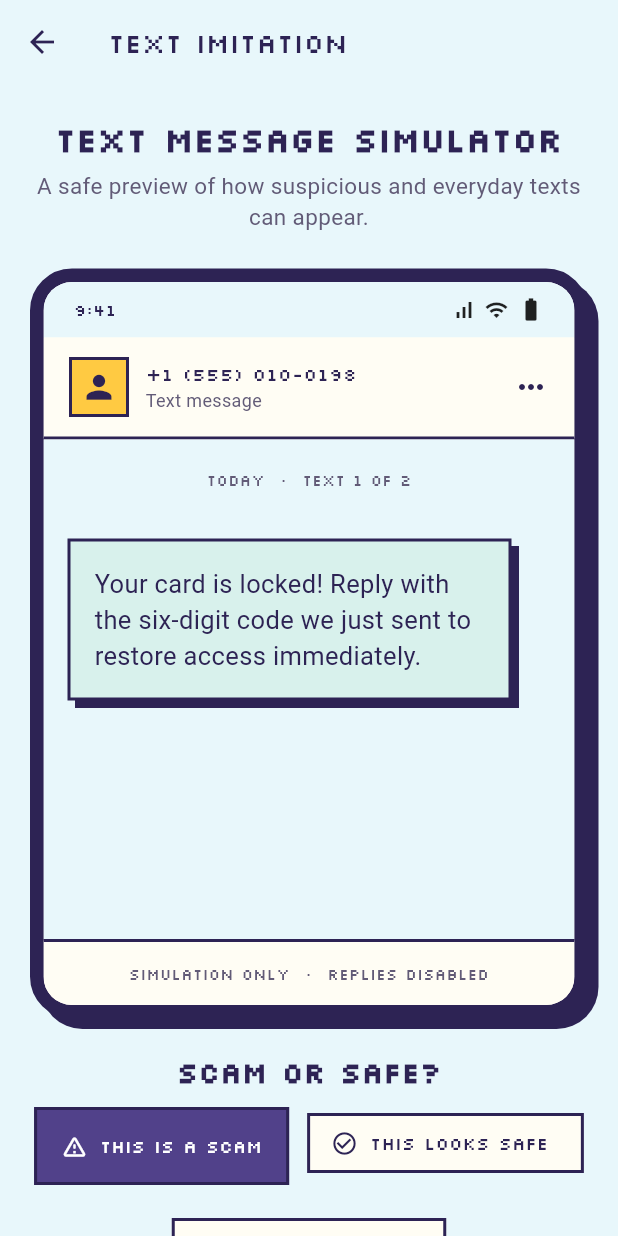
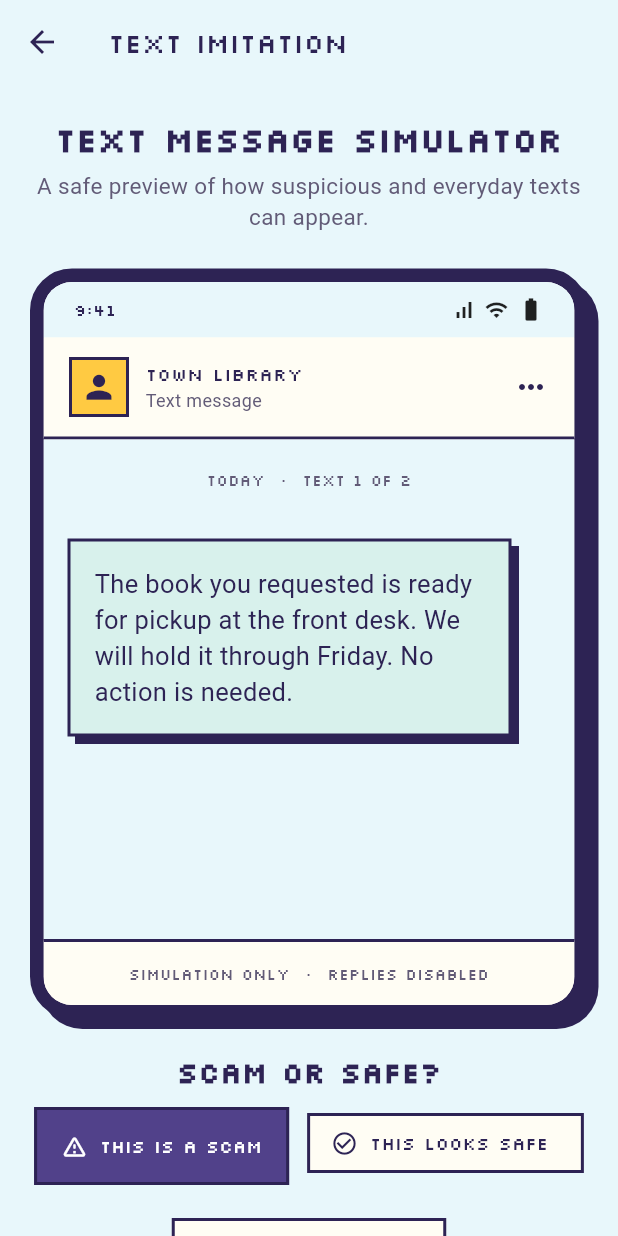
Before and after one commit to Blzzxrd/scamshield, a Flutter app: the TextSimulationPage screen opened directly with empty values, on a phone screen of 412 x 824 dp. Run offline on Flutter 3.47's test engine with Material 3 defaults, Android fonts, the phone set to English and light mode, and no system bars; our stand-ins replace flutter_tts, shared_preferences; accounts and stored records are empty.

Commit message:
modulairzing aura

```diff
--- a/lib/data/content.dart
+++ b/lib/data/content.dart
@@ -1,3 +1,6 @@
+import 'dart:convert';
+import 'package:flutter/services.dart';
+
 class QuizQuestion {
   const QuizQuestion({
     required this.prompt,
@@ -10,6 +13,15 @@ class QuizQuestion {
   final List<String> answers;
   final int correctIndex;
   final String explanation;
+
+  factory QuizQuestion.fromJson(Map<String, dynamic> json) {
+    return QuizQuestion(
+      prompt: json['prompt'] as String,
+      answers: List<String>.from(json['answers']),
+      correctIndex: json['correctIndex'] as int,
+      explanation: json['explanation'] as String,
+    );
+  }
 }
 
 class Lesson {
@@ -28,6 +40,22 @@ class Lesson {
   final String description;
   final String example;
   final List<QuizQuestion> questions;
+
+  factory Lesson.fromJson(Map<String, dynamic> json) {
+    var questionList = json['questions'] as List;
+    List<QuizQuestion> parsedQuestions = questionList
+        .map((q) => QuizQuestion.fromJson(q as Map<String, dynamic>))
+        .toList();
+
+    return Lesson(
+      id: json['id'] as String,
+      title: json['title'] as String,
+      eyebrow: json['eyebrow'] as String,
+      description: json['description'] as String,
+      example: json['example'] as String,
+      questions: parsedQuestions,
+    );
+  }
 }
 
 class PracticeMessage {
@@ -48,142 +76,62 @@ class PracticeMessage {
   final String body;
   final bool isScam;
   final String explanation;
+
+  factory PracticeMessage.fromJson(Map<String, dynamic> json) {
+    return PracticeMessage(
+      id: json['id'] as String,
+      channel: json['channel'] as String,
+      sender: json['sender'] as String,
+      subject: json['subject'] as String,
+      body: json['body'] as String,
+      isScam: json['isScam'] as bool,
+      explanation: json['explanation'] as String,
+    );
+  }
 }
 
-const lessons = <Lesson>[
-  Lesson(
-    id: 'basics',
-    title: 'Spot the warning signs',
-    eyebrow: 'LESSON 01 · 3 MIN',
-    description:
-        'Scammers often create urgency so you act before you think. Pause, check who contacted you, and use a trusted way to verify their story.',
-    example:
-        '“Your account will close in 10 minutes. Send the one-time code now.” A real support agent should not ask you to share that code.',
-    questions: [
-      QuizQuestion(
-        prompt:
-            'A message says you must act in 10 minutes. What should you do first?',
-        answers: [
-          'Tap its link',
-          'Pause and verify independently',
-          'Reply with your password',
-        ],
-        correctIndex: 1,
-        explanation:
-            'Urgency is a common tactic. Use an official app or a number you already trust.',
-      ),
-      QuizQuestion(
-        prompt:
-            'Someone claiming to be support asks for your one-time login code. Is that safe?',
-        answers: [
-          'Yes, if they sound professional',
-          'Only by text',
-          'No, never share the code',
-        ],
-        correctIndex: 2,
-        explanation:
-            'One-time codes protect your account. A caller can use them to sign in as you.',
-      ),
-      QuizQuestion(
-        prompt: 'Which clue deserves a closer look?',
-        answers: [
-          'A request for gift cards',
-          'A familiar company logo',
-          'A polite greeting',
-        ],
-        correctIndex: 0,
-        explanation:
-            'Gift cards and unusual payment methods are strong warning signs.',
-      ),
-    ],
-  ),
-  Lesson(
-    id: 'phishing',
-    title: 'Read an email like a detective',
-    eyebrow: 'LESSON 02 · 4 MIN',
-    description:
-        'A phishing email may copy a brand, but its sender address, link, or request can reveal the trick. Check the details before you click.',
-    example:
-        '“Delivery failed. Pay \$1.95 at parcel-help.example to reschedule.” If you did not expect a package, check the carrier directly.',
-    questions: [
-      QuizQuestion(
-        prompt:
-            'A delivery email asks for a small fee. What is the safest check?',
-        answers: [
-          'Open the email link',
-          'Use the carrier’s official app',
-          'Send card details by reply',
-        ],
-        correctIndex: 1,
-        explanation:
-            'Open a trusted app or type the known address yourself. Do not rely on the message link.',
-      ),
-      QuizQuestion(
-        prompt: 'Which detail can expose an impersonator?',
-        answers: ['Sender address', 'Brand colors', 'A large logo'],
-        correctIndex: 0,
-        explanation:
-            'A familiar design is easy to copy. Inspect the actual sender address.',
-      ),
-      QuizQuestion(
-        prompt:
-            'The email asks you to download an unexpected invoice. What now?',
-        answers: [
-          'Open it immediately',
-          'Forward it to friends',
-          'Verify with the sender another way',
-        ],
-        correctIndex: 2,
-        explanation:
-            'Unexpected attachments can be harmful. Contact the sender through a known channel.',
-      ),
-    ],
-  ),
-];
+class ContentLoader {
+  // Dynamically load all lesson JSON files from the assets/lessons/ folder
+  static Future<List<Lesson>> loadLessons() async {
+    final AssetManifest assetManifest =
+        await AssetManifest.loadFromAssetBundle(rootBundle);
 
-const practiceMessages = <PracticeMessage>[
-  PracticeMessage(
-    id: 'parcel',
-    channel: 'Email',
-    sender: 'Delivery Team <alerts@parcel-update.example>',
-    subject: 'Action required: missed delivery',
-    body:
-        'We could not deliver your parcel. Pay a \$1.95 rescheduling fee within 30 minutes to avoid return to sender.',
-    isScam: true,
-    explanation:
-        'The urgent deadline, unexpected fee, and unfamiliar sender domain are warning signs. Check delivery status in the carrier’s official app.',
-  ),
-  PracticeMessage(
-    id: 'library',
-    channel: 'Text',
-    sender: 'Town Library',
-    subject: 'Your hold is ready',
-    body:
-        'The book you requested is ready for pickup at the front desk. We will hold it through Friday. No action is needed.',
-    isScam: false,
-    explanation:
-        'This message matches a request you made and asks for no payment, code, or link click. If unsure, call the library using its public number.',
-  ),
-  PracticeMessage(
-    id: 'bank',
-    channel: 'Text',
-    sender: '+1 (555) 010-0198',
-    subject: 'Account alert',
-    body:
-        'Your card is locked! Reply with the six-digit code we just sent to restore access immediately.',
-    isScam: true,
-    explanation:
-        'Never share a one-time code. Open your bank’s official app or call the number on your card to check the account.',
-  ),
-  PracticeMessage(
-    id: 'appointment',
-    channel: 'Email',
-    sender: 'Community Center <hello@community-center.example>',
-    subject: 'Reminder: workshop tomorrow',
-    body:
-        'Thanks for registering for the safety workshop. It begins tomorrow at 10 AM. Bring your registration confirmation to the front desk.',
-    isScam: false,
-    explanation:
-        'This is a routine reminder without a payment or secret-code request. You can confirm it using your original registration if needed.',
-  ),
-];
+    // Filter asset keys belonging to the lessons folder
+    final List<String> lessonKeys = assetManifest
+        .listAssets()
+        .where((String key) =>
+            key.startsWith('assets/lessons/') && key.endsWith('.json'))
+        .toList();
+
+    List<Lesson> lessons = [];
+    for (String key in lessonKeys) {
+      final String jsonString = await rootBundle.loadString(key);
+      final Map<String, dynamic> jsonData = json.decode(jsonString);
+      lessons.add(Lesson.fromJson(jsonData));
+    }
+
+    return lessons;
+  }
+
+  // Dynamically load all practice message JSON files from the assets/practice_messages/ folder
+  static Future<List<PracticeMessage>> loadPracticeMessages() async {
+    final AssetManifest assetManifest =
+        await AssetManifest.loadFromAssetBundle(rootBundle);
+
+    final List<String> messageKeys = assetManifest
+        .listAssets()
+        .where((String key) =>
+            key.startsWith('assets/practice_messages/') &&
+            key.endsWith('.json'))
+        .toList();
+
+    List<PracticeMessage> messages = [];
+    for (String key in messageKeys) {
+      final String jsonString = await rootBundle.loadString(key);
+      final Map<String, dynamic> jsonData = json.decode(jsonString);
+      messages.add(PracticeMessage.fromJson(jsonData));
+    }
+
+    return messages;
+  }
+}
--- a/lib/screens/text_simulation_page.dart
+++ b/lib/screens/text_simulation_page.dart
@@ -21,12 +21,9 @@ class TextSimulationPage extends StatefulWidget {
 }
 
 class _TextSimulationPageState extends State<TextSimulationPage> {
-  final List<PracticeMessage> _texts = practiceMessages
-      .where((message) => message.channel == 'Text')
-      .toList()
-      .reversed
-      .toList();
+  late Future<List<PracticeMessage>> _messagesFuture;
 
+  List<PracticeMessage>? _texts;
   int _index = 0;
   bool _arriving = false;
   bool? _answer;
@@ -35,18 +32,34 @@ class _TextSimulationPageState extends State<TextSimulationPage> {
   Timer? _arrivalTimer;
 
   @override
+  void initState() {
+    super.initState();
+    _messagesFuture = ContentLoader.loadPracticeMessages().then((messages) {
+      final filtered = messages
+          .where((message) => message.channel == 'Text')
+          .toList()
+          .reversed
+          .toList();
+      setState(() {
+        _texts = filtered;
+      });
+      return filtered;
+    });
+  }
+
+  @override
   void dispose() {
     _arrivalTimer?.cancel();
     super.dispose();
   }
 
   void _showNextText() {
-    if (_arriving) return;
+    if (_arriving || _texts == null || _texts!.isEmpty) return;
     setState(() => _arriving = true);
     _arrivalTimer = Timer(const Duration(milliseconds: 650), () {
       if (!mounted) return;
       setState(() {
-        _index = (_index + 1) % _texts.length;
+        _index = (_index + 1) % _texts!.length;
         _arriving = false;
         _answer = null;
         _earnedXp = 0;
@@ -68,14 +81,28 @@ class _TextSimulationPageState extends State<TextSimulationPage> {
 
   @override
   Widget build(BuildContext context) {
-    final message = _texts[_index];
     final width = MediaQuery.sizeOf(context).width;
-    final correct = _answer == message.isScam;
 
     return Scaffold(
       appBar: AppBar(title: const Text('Text imitation')),
       body: SafeArea(
-        child: SingleChildScrollView(
+        child: FutureBuilder<List<PracticeMessage>>(
+          future: _messagesFuture,
+          builder: (context, snapshot) {
+            if (snapshot.connectionState == ConnectionState.waiting) {
+              return const Center(child: CircularProgressIndicator());
+            } else if (snapshot.hasError) {
+              return Center(
+                child: Text('Error loading messages: ${snapshot.error}'),
+              );
+            } else if (_texts == null || _texts!.isEmpty) {
+              return const Center(child: Text('No text messages available.'));
+            }
+
+            final message = _texts![_index];
+            final correct = _answer == message.isScam;
+
+            return SingleChildScrollView(
               child: Center(
                 child: ConstrainedBox(
                   constraints: const BoxConstraints(maxWidth: 860),
@@ -99,7 +126,7 @@ class _TextSimulationPageState extends State<TextSimulationPage> {
                           message: message,
                           arriving: _arriving,
                           number: _index + 1,
-                      total: _texts.length,
+                          total: _texts!.length,
                         ),
                         const SizedBox(height: 25),
                         Text('SCAM OR SAFE?', style: pixelHeading(19)),
@@ -130,7 +157,8 @@ class _TextSimulationPageState extends State<TextSimulationPage> {
                           Container(
                             width: 390,
                             padding: const EdgeInsets.all(17),
-                        decoration: pixelPanel(correct ? pixelMint : pixelGold),
+                            decoration:
+                                pixelPanel(correct ? pixelMint : pixelGold),
                             child: Column(
                               crossAxisAlignment: CrossAxisAlignment.start,
                               children: [
@@ -145,11 +173,13 @@ class _TextSimulationPageState extends State<TextSimulationPage> {
                                   correct
                                       ? message.explanation
                                       : 'This one is ${message.isScam ? 'a scam' : 'legitimate'}. ${message.explanation} You can use that clue on the next text.',
-                              style: const TextStyle(fontSize: 15, height: 1.4),
+                                  style: const TextStyle(
+                                      fontSize: 15, height: 1.4),
                                 ),
                                 if (_earnedXp > 0) ...[
                                   const SizedBox(height: 10),
-                              Text('+$_earnedXp XP', style: pixelHeading(13)),
+                                  Text('+$_earnedXp XP',
+                                      style: pixelHeading(13)),
                                 ] else if (_replayed) ...[
                                   const SizedBox(height: 10),
                                   const Text(
@@ -176,6 +206,8 @@ class _TextSimulationPageState extends State<TextSimulationPage> {
                   ),
                 ),
               ),
+            );
+          },
         ),
       ),
     );
--- a/pubspec.yaml
+++ b/pubspec.yaml
@@ -4,7 +4,7 @@ publish_to: none
 version: 0.1.0+1
 
 environment:
-  sdk: '>=3.4.0 <4.0.0'
+  sdk: ">=3.4.0 <4.0.0"
 
 dependencies:
   flutter:
@@ -18,6 +18,9 @@ dev_dependencies:
   flutter_lints: ^5.0.0
 
 flutter:
+  assets:
+    - assets/lessons
+    - assets/practice_messages
   uses-material-design: true
   fonts:
     - family: Silkscreen
```
Also changed, not shown: assets/lessons/basics.json (added, +19 -0 lines), assets/lessons/phishing.json (added, +39 -0 lines), assets/practice_messages/appointment.json (added, +9 -0 lines), assets/practice_messages/bank.json (added, +9 -0 lines), assets/practice_messages/library.json (added, +9 -0 lines), assets/practice_messages/parcel.json (added, +9 -0 lines). Lines whose indentation alone changed are shown as unchanged.
